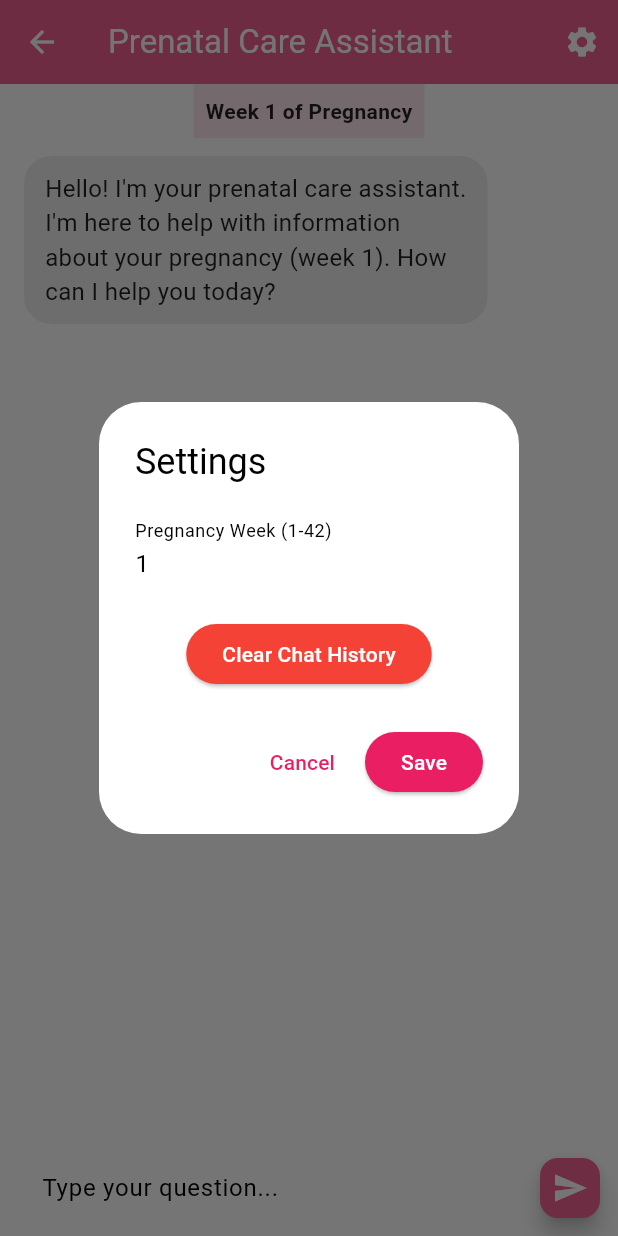
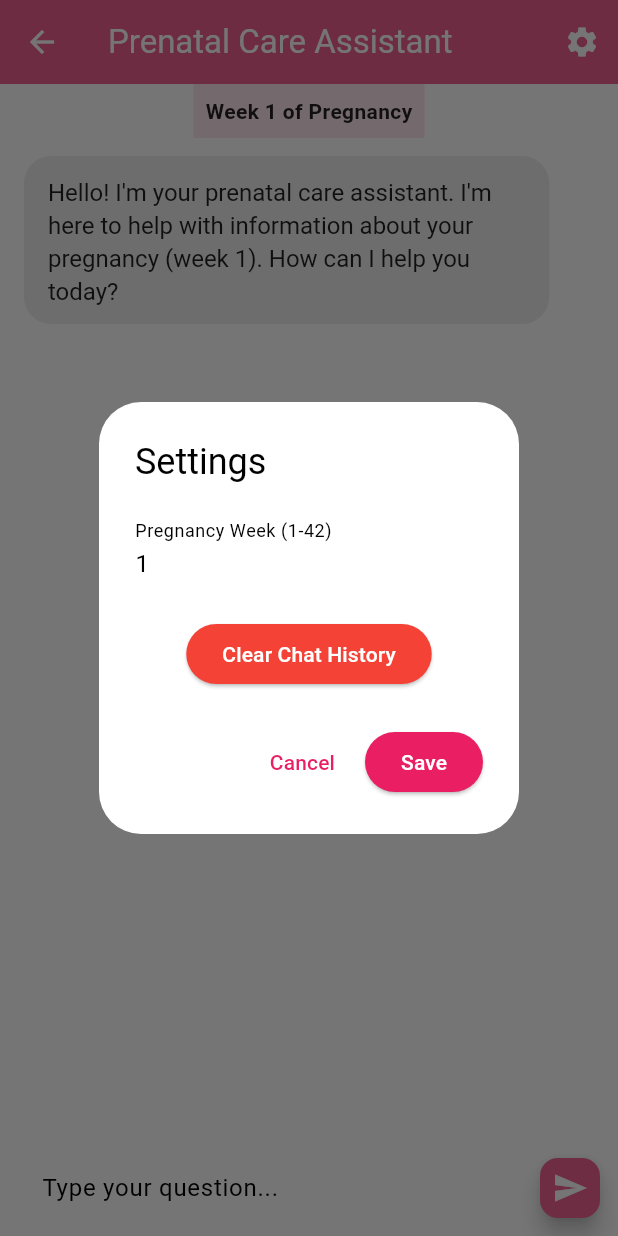
Before and after one commit to Lisawil2/new-pregnant-v2, a Flutter app: the ChatScreen screen opened by its route, after a tap on the "settings" icon, on a phone screen of 412 x 824 dp. Run offline on Flutter 3.47's test engine with Material 3 defaults, Android fonts, the phone set to English and light mode, and no system bars; our stand-ins replace flutter_dotenv, flutter_local_notifications, permission_handler, shared_preferences, timezone; accounts and stored records are empty.

Commit message:
modified chatscreen and homescreen

```diff
--- a/lib/screens/chat_screen.dart
+++ b/lib/screens/chat_screen.dart
@@ -13,12 +13,127 @@ class ChatScreen extends StatefulWidget {
 class _ChatScreenState extends State<ChatScreen> {
   final TextEditingController _textController = TextEditingController();
   final ScrollController _scrollController = ScrollController();
+  final Map<int, bool> _expandedMessages = {}; // Track expanded state for each message
 
   @override
   void dispose() {
     _textController.dispose();
     _scrollController.dispose();
     super.dispose();
+  }
+
+  // Function to parse simple markdown and return styled text spans
+  List<TextSpan> _parseMarkdownText(String text, Color textColor) {
+    final List<TextSpan> spans = [];
+    final lines = text.split('\n');
+
+    for (int i = 0; i < lines.length; i++) {
+      final line = lines[i];
+
+      // Handle headers
+      if (line.startsWith('### ')) {
+        spans.add(TextSpan(
+          text: line.substring(4) + '\n',
+          style: TextStyle(
+            color: textColor,
+            fontSize: 16,
+            fontWeight: FontWeight.bold,
+            height: 1.4,
+          ),
+        ));
+      } else if (line.startsWith('## ')) {
+        spans.add(TextSpan(
+          text: line.substring(3) + '\n',
+          style: TextStyle(
+            color: textColor,
+            fontSize: 18,
+            fontWeight: FontWeight.bold,
+            height: 1.4,
+          ),
+        ));
+      } else if (line.startsWith('# ')) {
+        spans.add(TextSpan(
+          text: line.substring(2) + '\n',
+          style: TextStyle(
+            color: textColor,
+            fontSize: 20,
+            fontWeight: FontWeight.bold,
+            height: 1.4,
+          ),
+        ));
+      } else {
+        // Handle bold text within regular lines
+        final processedLine = _processBoldText(line, textColor);
+        spans.addAll(processedLine);
+        if (i < lines.length - 1) {
+          spans.add(TextSpan(
+            text: '\n',
+            style: TextStyle(color: textColor),
+          ));
+        }
+      }
+    }
+
+    return spans;
+  }
+
+  List<TextSpan> _processBoldText(String text, Color textColor) {
+    final List<TextSpan> spans = [];
+    final RegExp boldRegex = RegExp(r'\*\*(.*?)\*\*');
+    int lastEnd = 0;
+
+    for (final match in boldRegex.allMatches(text)) {
+      // Add text before the bold part
+      if (match.start > lastEnd) {
+        spans.add(TextSpan(
+          text: text.substring(lastEnd, match.start),
+          style: TextStyle(
+            color: textColor,
+            fontSize: 16,
+            height: 1.4,
+          ),
+        ));
+      }
+
+      // Add the bold text
+      spans.add(TextSpan(
+        text: match.group(1),
+        style: TextStyle(
+          color: textColor,
+          fontSize: 16,
+          fontWeight: FontWeight.bold,
+          height: 1.4,
+        ),
+      ));
+
+      lastEnd = match.end;
+    }
+
+    // Add remaining text
+    if (lastEnd < text.length) {
+      spans.add(TextSpan(
+        text: text.substring(lastEnd),
+        style: TextStyle(
+          color: textColor,
+          fontSize: 16,
+          height: 1.4,
+        ),
+      ));
+    }
+
+    // If no bold text was found, return the original text
+    if (spans.isEmpty) {
+      spans.add(TextSpan(
+        text: text,
+        style: TextStyle(
+          color: textColor,
+          fontSize: 16,
+          height: 1.4,
+        ),
+      ));
+    }
+
+    return spans;
   }
 
   @override
@@ -84,7 +199,7 @@ class _ChatScreenState extends State<ChatScreen> {
                   itemCount: provider.messages.length,
                   itemBuilder: (context, index) {
                     final message = provider.messages[index];
-                    return _buildMessageBubble(context, message);
+                    return _buildMessageBubble(context, message, index);
                   },
                 ),
               ),
@@ -128,31 +243,80 @@ class _ChatScreenState extends State<ChatScreen> {
     );
   }
 
-  Widget _buildMessageBubble(BuildContext context, ChatMessage message) {
+  Widget _buildMessageBubble(BuildContext context, ChatMessage message, int index) {
     final isUser = message.role == MessageRole.user;
+    final isExpanded = _expandedMessages[index] ?? false;
+    final shouldShowMore = !isUser && message.text.length > 500;
+
+    // For long messages, show truncated version when collapsed
+    String displayText = message.text;
+    if (!isUser && shouldShowMore && !isExpanded) {
+      displayText = message.text.substring(0, 500) + '...';
+    }
+
+    final textColor = isUser ? Colors.white : Colors.black87;
+
     return Align(
       alignment: isUser ? Alignment.centerRight : Alignment.centerLeft,
       child: Container(
         margin: const EdgeInsets.symmetric(vertical: 4, horizontal: 8),
-        padding: const EdgeInsets.symmetric(vertical: 10, horizontal: 14),
+        padding: const EdgeInsets.symmetric(vertical: 12, horizontal: 16),
         decoration: BoxDecoration(
           color: isUser ? Colors.pink[300] : Colors.grey[200],
           borderRadius: BorderRadius.circular(18),
         ),
-        constraints:
-            BoxConstraints(maxWidth: MediaQuery.of(context).size.width * 0.75),
-        child: ConstrainedBox(
-          constraints: const BoxConstraints(maxHeight: 100),
-          child: SingleChildScrollView(
-            child: Text(
-              message.text,
-              style: TextStyle(
-                color: isUser ? Colors.white : Colors.black87,
-                fontSize: 16,
+        constraints: BoxConstraints(
+          maxWidth: MediaQuery.of(context).size.width * 0.85,
+          minHeight: 50,
+        ),
+        child: Column(
+          crossAxisAlignment: CrossAxisAlignment.start,
+          children: [
+            if (isUser)
+              // For user messages, use simple text
+              Text(
+                displayText,
+                style: TextStyle(
+                  color: textColor,
+                  fontSize: 16,
+                  height: 1.4,
+                ),
+                softWrap: true,
+              )
+            else
+              // For AI messages, use styled text with markdown parsing
+              RichText(
+                text: TextSpan(
+                  children: _parseMarkdownText(displayText, textColor),
+                ),
+                softWrap: true,
               ),
-              softWrap: true,
-            ),
-          ),
+            if (shouldShowMore) ...[
+              const SizedBox(height: 8),
+              GestureDetector(
+                onTap: () {
+                  setState(() {
+                    _expandedMessages[index] = !isExpanded;
+                  });
+                },
+                child: Container(
+                  padding: const EdgeInsets.symmetric(vertical: 4, horizontal: 8),
+                  decoration: BoxDecoration(
+                    color: Colors.pink[100],
+                    borderRadius: BorderRadius.circular(12),
+                  ),
+                  child: Text(
+                    isExpanded ? 'Show less' : 'More...',
+                    style: TextStyle(
+                      color: Colors.pink[700],
+                      fontSize: 14,
+                      fontWeight: FontWeight.w500,
+                    ),
+                  ),
+                ),
+              ),
+            ],
+          ],
         ),
       ),
     );
--- a/lib/screens/home_screen.dart
+++ b/lib/screens/home_screen.dart
@@ -125,22 +125,7 @@ class _HomeScreenState extends State<HomeScreen> {
     if (status.isGranted) {
       return true;
     } else {
-      if (status.isPermanentlyDenied) {
-        await openAppSettings();
-        ScaffoldMessenger.of(context).showSnackBar(
-          const SnackBar(
-            content: Text(
-                'Please enable "Alarms & Reminders" in system settings for exact timing.'),
-          ),
-        );
-      } else {
-        ScaffoldMessenger.of(context).showSnackBar(
-          const SnackBar(
-            content: Text(
-                'Exact alarms not permitted. Please allow in app permissions.'),
-          ),
-        );
-      }
+      // Removed the SnackBar error messages here
       return false;
     }
   }
@@ -182,9 +167,8 @@ class _HomeScreenState extends State<HomeScreen> {
         );
       }
     } catch (e) {
-      ScaffoldMessenger.of(context).showSnackBar(
-        SnackBar(content: Text('Error scheduling notification: $e')),
-      );
+      // Removed the SnackBar error message here - errors are now handled silently
+      debugPrint('Notification scheduling error: $e');
     }
   }
 
@@ -300,17 +284,24 @@ class _HomeScreenState extends State<HomeScreen> {
     return Scaffold(
       backgroundColor: Colors.pink.shade50,
       appBar: AppBar(
+        automaticallyImplyLeading: false, // This removes the back button
         title: Text(
           _selectedIndex == 0
               ? "BloomMama"
               : _selectedIndex == 1
                   ? "Tracker"
                   : "Chat",
-          style: const TextStyle(color: Colors.white, fontWeight: FontWeight.bold),
+          style: const TextStyle(
+            color: Colors.white,
+             fontWeight: FontWeight.bold,
+             fontSize: 28),
+
         ),
+        centerTitle: true,
         backgroundColor: Colors.pink.shade400,
         elevation: 0,
       ),
+
       body: Stack(
         children: [
           _screens[_selectedIndex],
@@ -374,7 +365,7 @@ class _HomeScreenState extends State<HomeScreen> {
           ),
           BottomNavigationBarItem(
             icon: Tooltip(
-              message: 'Track your baby’s development week by week',
+              message: "Track your baby's development week by week",
               decoration: BoxDecoration(
                 color: Colors.pink.shade400,
                 borderRadius: BorderRadius.circular(8),
@@ -497,7 +488,7 @@ class _HomeScreenState extends State<HomeScreen> {
 
           // Baby Development Card
           Text(
-            "Your Baby’s Progress This Week 👶",
+            "Your Baby's Progress This Week 👶",
             style: TextStyle(
                 fontSize: 18,
                 fontWeight: FontWeight.bold,
@@ -505,7 +496,7 @@ class _HomeScreenState extends State<HomeScreen> {
           ),
           const SizedBox(height: 4),
           Text(
-            "Tap to track your baby’s growth",
+            "Tap to track your baby's growth",
             style: TextStyle(fontSize: 14, color: Colors.pink.shade600),
           ),
           const SizedBox(height: 10),
--- a/pubspec.yaml
+++ b/pubspec.yaml
@@ -18,6 +18,7 @@ dependencies:
   flutter_local_notifications: ^18.0.1
   timezone: ^0.10.1
   permission_handler: ^11.3.1
+  flutter_markdown: ^0.6.18
 
 dev_dependencies:
   flutter_test:
```
Also changed, not shown: pubspec.lock.
